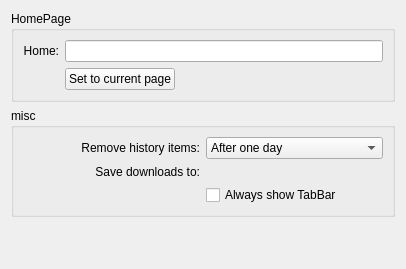
Above: src/settings_general.ui from KDE/rekonq before the change. Below: the same form after it.
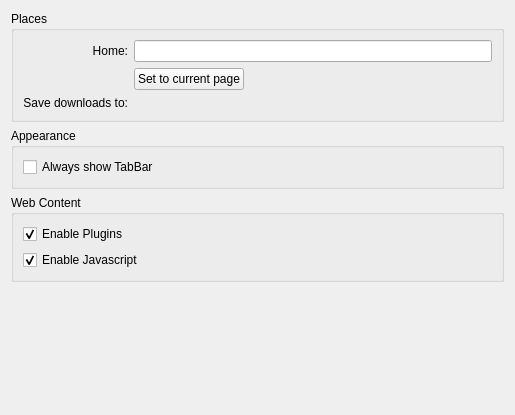
That is the form after the change. Custom widgets are drawn as their Qt base class.

Commit message:
Huge update. Fixed quite all of the settings troubles..
From now on, we (mainly) go on WebView bugfixing..

The edit to the form file:
```diff
--- a/src/settings_general.ui
+++ b/src/settings_general.ui
@@ -6,18 +6,18 @@
    <rect>
     <x>0</x>
     <y>0</y>
-    <width>392</width>
-    <height>269</height>
+    <width>515</width>
+    <height>415</height>
    </rect>
   </property>
   <property name="windowTitle">
    <string>General</string>
   </property>
-  <layout class="QVBoxLayout" name="verticalLayout">
+  <layout class="QVBoxLayout" name="verticalLayout_3">
    <item>
     <widget class="QGroupBox" name="groupBox">
      <property name="title">
-      <string>HomePage</string>
+      <string>Places</string>
      </property>
      <layout class="QGridLayout" name="gridLayout">
       <item row="0" column="0">
@@ -64,60 +64,10 @@
         </item>
        </layout>
       </item>
-     </layout>
-    </widget>
-   </item>
-   <item>
-    <widget class="QGroupBox" name="groupBox_2">
-     <property name="title">
-      <string>misc</string>
-     </property>
-     <layout class="QGridLayout" name="gridLayout_2">
-      <item row="0" column="0">
-       <widget class="QLabel" name="label_4">
-        <property name="text">
-         <string>Remove history items:</string>
-        </property>
-        <property name="alignment">
-         <set>Qt::AlignRight|Qt::AlignTrailing|Qt::AlignVCenter</set>
-        </property>
-       </widget>
+      <item row="2" column="1">
+       <widget class="KUrlRequester" name="downloadDirUrlRequester"/>
       </item>
-      <item row="0" column="1">
-       <widget class="QComboBox" name="kcfg_expireHistory">
-        <item>
-         <property name="text">
-          <string>After one day</string>
-         </property>
-        </item>
-        <item>
-         <property name="text">
-          <string>After one week</string>
-         </property>
-        </item>
-        <item>
-         <property name="text">
-          <string>After two weeks</string>
-         </property>
-        </item>
-        <item>
-         <property name="text">
-          <string>After one month</string>
-         </property>
-        </item>
-        <item>
-         <property name="text">
-          <string>After one year</string>
-         </property>
-        </item>
-        <item>
-         <property name="text">
-          <string>Manually</string>
-         </property>
-        </item>
-       </widget>
-      </item>
-      <item row="1" column="0">
+      <item row="2" column="0">
        <widget class="QLabel" name="label_7">
         <property name="text">
          <string>Save downloads to:</string>
@@ -127,10 +77,16 @@
         </property>
        </widget>
       </item>
-      <item row="1" column="1">
-       <widget class="KUrlRequester" name="downloadDirUrlRequester"/>
-      </item>
-      <item row="2" column="1">
+     </layout>
+    </widget>
+   </item>
+   <item>
+    <widget class="QGroupBox" name="groupBox_3">
+     <property name="title">
+      <string>Appearance</string>
+     </property>
+     <layout class="QVBoxLayout" name="verticalLayout">
+      <item>
        <widget class="QCheckBox" name="kcfg_alwaysShowTabBar">
         <property name="text">
          <string>Always show TabBar</string>
@@ -141,14 +97,43 @@
     </widget>
    </item>
    <item>
-    <spacer name="spacer">
+    <widget class="QGroupBox" name="groupBox_2">
+     <property name="title">
+      <string>Web Content</string>
+     </property>
+     <layout class="QVBoxLayout" name="verticalLayout_2">
+      <item>
+       <widget class="QCheckBox" name="kcfg_enablePlugins">
+        <property name="text">
+         <string>Enable Plugins</string>
+        </property>
+        <property name="checked">
+         <bool>true</bool>
+        </property>
+       </widget>
+      </item>
+      <item>
+       <widget class="QCheckBox" name="kcfg_enableJavascript">
+        <property name="text">
+         <string>Enable Javascript</string>
+        </property>
+        <property name="checked">
+         <bool>true</bool>
+        </property>
+       </widget>
+      </item>
+     </layout>
+    </widget>
+   </item>
+   <item>
+    <spacer name="verticalSpacer">
      <property name="orientation">
       <enum>Qt::Vertical</enum>
      </property>
      <property name="sizeHint" stdset="0">
       <size>
-       <width>384</width>
-       <height>36</height>
+       <width>20</width>
+       <height>40</height>
       </size>
      </property>
     </spacer>
```
The commit also changes 15 other files.
